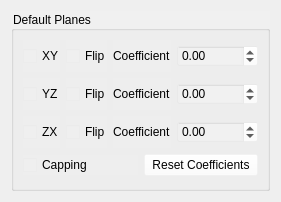
Old version of the form ui/ClippingPlanesEditor.ui in the repository 01Hub/ModelViewer.
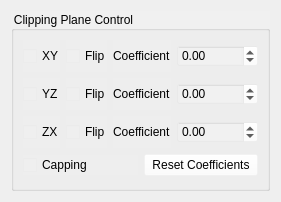
New version of the form.

Commit message: Changed title of the group box

```diff
--- a/ui/ClippingPlanesEditor.ui
+++ b/ui/ClippingPlanesEditor.ui
@@ -23,7 +23,7 @@
       <string notr="true">background-color: rgba(255, 255, 255, 5%);</string>
      </property>
      <property name="title">
-      <string>Default Planes</string>
+      <string>Clipping Plane Control</string>
      </property>
      <layout class="QGridLayout" name="gridLayout_2">
       <item row="0" column="0">
```
